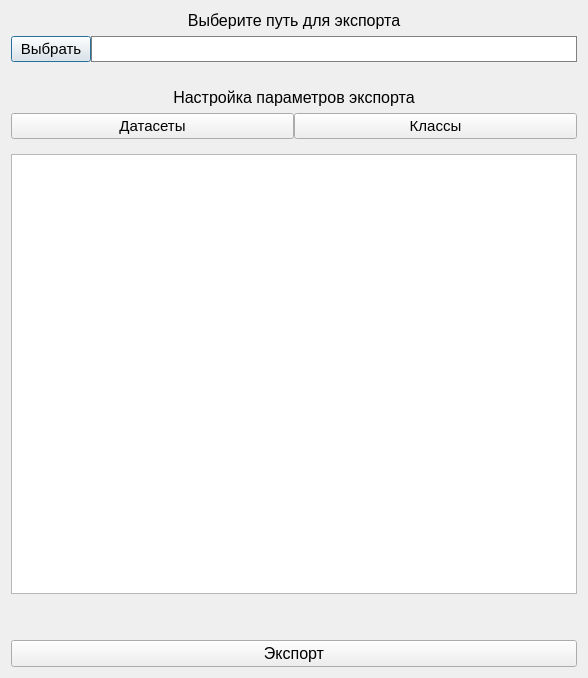
Old version of the form desktop_app/design/dialog_export.ui in the repository ivansoya/neural-master.
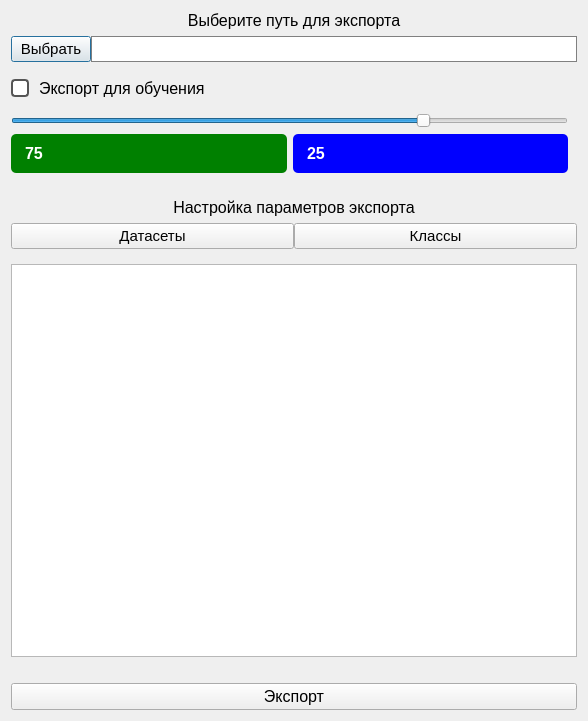
New version of the form. Custom widgets are drawn as their Qt base class.

The edit to the form file:
```diff
--- a/desktop_app/design/dialog_export.ui
+++ b/desktop_app/design/dialog_export.ui
@@ -7,7 +7,7 @@
     <x>0</x>
     <y>0</y>
     <width>588</width>
-    <height>678</height>
+    <height>721</height>
    </rect>
   </property>
   <property name="windowTitle">
@@ -75,7 +75,142 @@
      <property name="sizeHint" stdset="0">
       <size>
        <width>20</width>
-       <height>20</height>
+       <height>10</height>
+      </size>
+     </property>
+    </spacer>
+   </item>
+   <item>
+    <widget class="QCheckBox" name="check_for_training">
+     <property name="accessibleName">
+      <string>Экспорт для обучения</string>
+     </property>
+     <property name="styleSheet">
+      <string notr="true">QCheckBox {
+        spacing: 10px;
+		font-size: 16px;
+        color: black;
+    }
+
+    QCheckBox::indicator {
+        width: 14px;
+        height: 14px;
+    }
+
+    QCheckBox::indicator:unchecked {
+        border: 2px solid #555;
+        background-color: white;
+        border-radius: 4px;
+    }
+
+    QCheckBox::indicator:unchecked:hover {
+        border: 2px solid #007BFF; /* синий при наведении */
+    }
+
+    QCheckBox::indicator:checked {
+        border: 2px solid #4CAF50;
+        background-color: #4CAF50; /* зелёный при выборе */
+        border-radius: 4px;
+    }
+
+    QCheckBox::indicator:checked:hover {
+        background-color: #45A049; /* тёмно-зелёный при наведении */
+    }</string>
+     </property>
+     <property name="text">
+      <string>Экспорт для обучения</string>
+     </property>
+    </widget>
+   </item>
+   <item>
+    <widget class="QWidget" name="widget_train" native="true">
+     <property name="minimumSize">
+      <size>
+       <width>0</width>
+       <height>0</height>
+      </size>
+     </property>
+     <property name="styleSheet">
+      <string notr="true"/>
+     </property>
+     <layout class="QVBoxLayout" name="widget_train_layout">
+      <property name="leftMargin">
+       <number>0</number>
+      </property>
+      <item>
+       <widget class="QSlider" name="slider_train">
+        <property name="minimum">
+         <number>1</number>
+        </property>
+        <property name="maximum">
+         <number>100</number>
+        </property>
+        <property name="value">
+         <number>75</number>
+        </property>
+        <property name="orientation">
+         <enum>Qt::Horizontal</enum>
+        </property>
+       </widget>
+      </item>
+      <item>
+       <layout class="QHBoxLayout" name="horizontalLayout_4">
+        <item>
+         <widget class="QLabel" name="label_train">
+          <property name="styleSheet">
+           <string notr="true">background-color: green;
+  color: white;
+  padding: 10px;
+  text-align: center;
+  display: block;
+  border-radius: 5px;
+  font-weight: bold;
+font-size: 16px;
+qproperty-alignment: 'AlignCenter';</string>
+          </property>
+          <property name="text">
+           <string>75</string>
+          </property>
+         </widget>
+        </item>
+        <item>
+         <widget class="QLabel" name="label_val">
+          <property name="layoutDirection">
+           <enum>Qt::LeftToRight</enum>
+          </property>
+          <property name="styleSheet">
+           <string notr="true">background-color: blue;
+  color: white;
+  padding: 10px;
+  text-align: center;
+  display: block;
+  border-radius: 5px;
+  font-weight: bold;
+font-size: 16px;
+qproperty-alignment: 'AlignCenter';</string>
+          </property>
+          <property name="text">
+           <string>25</string>
+          </property>
+         </widget>
+        </item>
+       </layout>
+      </item>
+     </layout>
+    </widget>
+   </item>
+   <item>
+    <spacer name="verticalSpacer_3">
+     <property name="orientation">
+      <enum>Qt::Vertical</enum>
+     </property>
+     <property name="sizeType">
+      <enum>QSizePolicy::Fixed</enum>
+     </property>
+     <property name="sizeHint" stdset="0">
+      <size>
+       <width>20</width>
+       <height>10</height>
       </size>
      </property>
     </spacer>
@@ -262,7 +397,7 @@
      <property name="sizeHint" stdset="0">
       <size>
        <width>20</width>
-       <height>40</height>
+       <height>20</height>
       </size>
      </property>
     </spacer>
```
